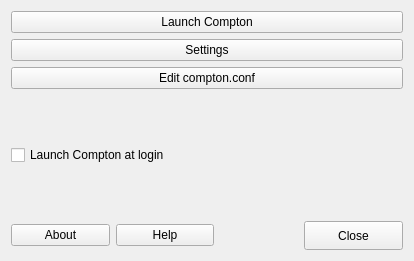
MX-Linux/mx-compton, file app/mxcompton.ui: the form before one commit.
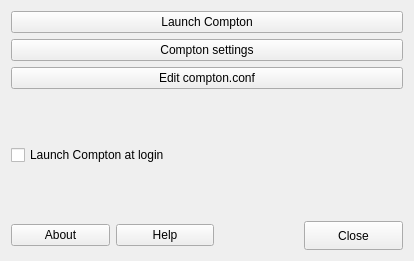
The form after the commit. Icons and pictures are not drawn.

Patch:
```diff
--- a/app/mxcompton.ui
+++ b/app/mxcompton.ui
@@ -149,7 +149,7 @@
          <string>Launch compton-conf configuration tool</string>
         </property>
         <property name="text">
-         <string>Settings</string>
+         <string>Compton settings</string>
         </property>
         <property name="icon">
          <iconset theme="preferences-system">
```
Left out of the diff: 5 changed lines with no effect on the pictures.
